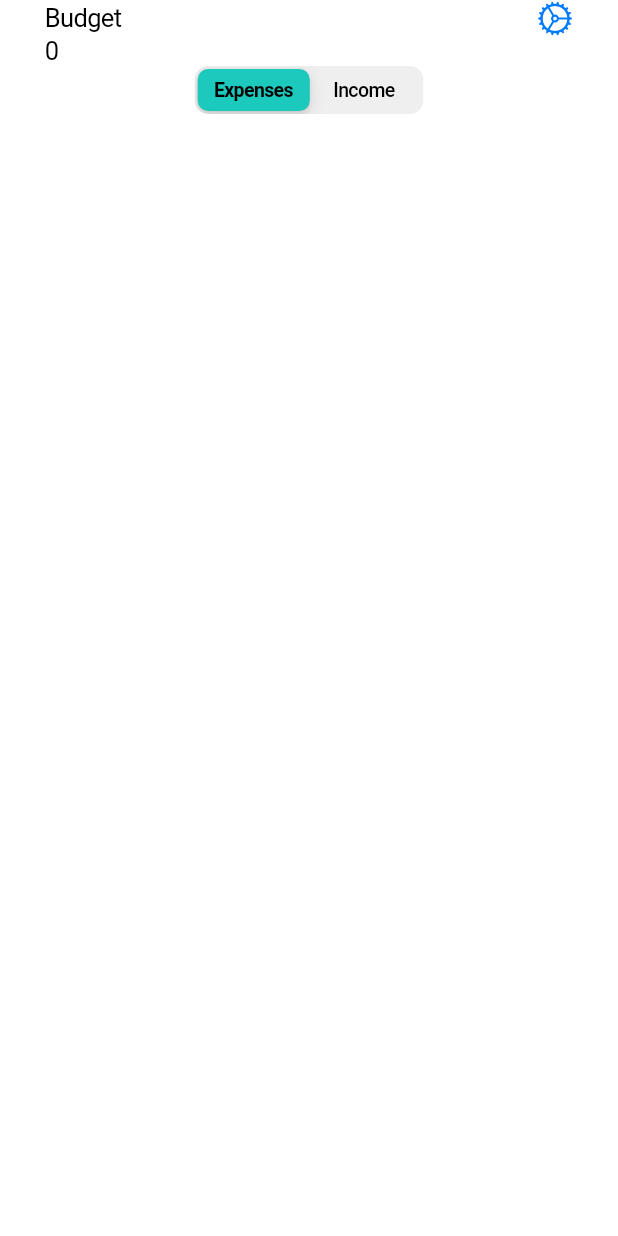
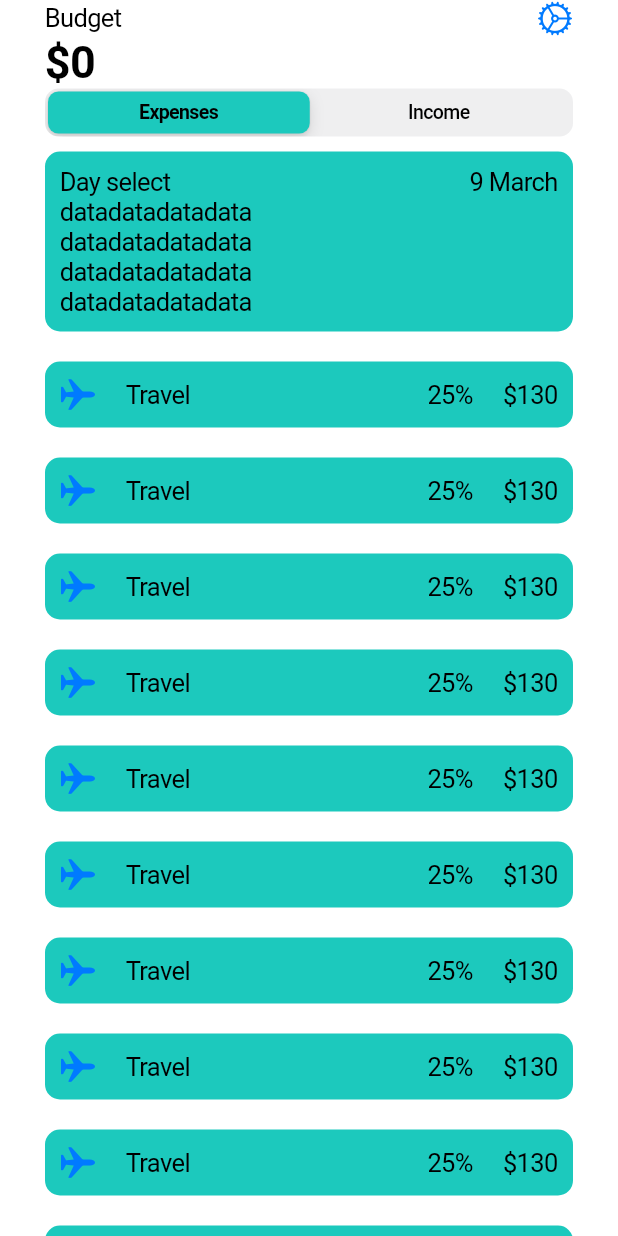
Before and after one commit to aliakseyNiaklesa/wallet, a Flutter app: the screen it shows after launch, on a phone screen of 412 x 824 dp. Run offline on Flutter 3.47's test engine with Material 3 defaults, Android fonts, the phone set to English and light mode, and no system bars; our stand-ins replace flutter_riverpod, go_router.

Commit message:
Update layout

```diff
--- /dev/null
+++ b/lib/src/features/expense_record.dart
@@ -0,0 +1,43 @@
+import 'package:flutter/cupertino.dart';
+import 'package:flutter_riverpod/flutter_riverpod.dart';
+
+class ExpenseRecord extends ConsumerWidget {
+  const ExpenseRecord({super.key});
+
+  @override
+  Widget build(BuildContext context, WidgetRef ref) {
+    return Container(
+        margin: const EdgeInsets.symmetric(vertical: 10),
+        padding: const EdgeInsets.symmetric(horizontal: 10, vertical: 10),
+        decoration: const BoxDecoration(
+            color: Color.fromARGB(255, 28, 201, 189),
+            borderRadius: BorderRadius.all(Radius.circular(10))),
+        child: const Row(
+          mainAxisAlignment: MainAxisAlignment.spaceBetween,
+          children: [
+            SizedBox(
+              child: Row(
+                children: [
+                  Padding(
+                    padding: EdgeInsets.only(right: 20),
+                    child: Icon(CupertinoIcons.airplane),
+                  ),
+                  Text('Travel')
+                ],
+              ),
+            ),
+            SizedBox(
+              child: Row(
+                children: [
+                  Text('25%'),
+                  Padding(
+                    padding: EdgeInsets.only(left: 20),
+                    child: Text('\$130'),
+                  )
+                ],
+              ),
+            )
+          ],
+        ));
+  }
+}
--- /dev/null
+++ b/lib/src/features/expenses_chart.dart
@@ -0,0 +1,38 @@
+import 'package:flutter/src/widgets/framework.dart';
+import 'package:flutter/widgets.dart';
+import 'package:flutter_riverpod/flutter_riverpod.dart';
+
+class ExpensesChart extends ConsumerWidget {
+  const ExpensesChart({super.key});
+
+  @override
+  Widget build(BuildContext context, WidgetRef ref) {
+    return Container(
+      margin: const EdgeInsets.symmetric(vertical: 10),
+      padding: const EdgeInsets.symmetric(horizontal: 10, vertical: 10),
+      decoration: BoxDecoration(
+          color: Color.fromARGB(255, 28, 201, 189),
+          borderRadius: BorderRadius.all(Radius.circular(10))),
+      child: Column(
+        children: [
+          Row(
+            mainAxisAlignment: MainAxisAlignment.spaceBetween,
+            children: [Text('Day select'), Text('9 March')],
+          ),
+          Row(
+            children: [Text('data'), Text('data'), Text('data'), Text('data')],
+          ),
+          Row(
+            children: [Text('data'), Text('data'), Text('data'), Text('data')],
+          ),
+          Row(
+            children: [Text('data'), Text('data'), Text('data'), Text('data')],
+          ),
+          Row(
+            children: [Text('data'), Text('data'), Text('data'), Text('data')],
+          )
+        ],
+      ),
+    );
+  }
+}
--- a/lib/src/features/main_header.dart
+++ b/lib/src/features/main_header.dart
@@ -20,7 +20,10 @@ class MainHeader extends ConsumerWidget {
             Icon(CupertinoIcons.settings),
           ],
         ),
-        Text('$budget'),
+        Text(
+          '\$$budget',
+          style: const TextStyle(fontWeight: FontWeight.bold, fontSize: 30),
+        ),
       ],
     );
   }
--- a/lib/src/features/way_toggle.dart
+++ b/lib/src/features/way_toggle.dart
@@ -9,19 +9,21 @@ class WayToggle extends ConsumerWidget {
   Widget build(BuildContext context, WidgetRef ref) {
     final way = ref.watch(wayProvider);
     onValueChanged(WAY? way) {
-      print(way);
       if (way != null) {
         ref.read(wayProvider.notifier).setWay(way);
       }
     }
 
-    return CupertinoSlidingSegmentedControl<WAY>(
+    return SizedBox(
+      width: double.infinity,
+      child: CupertinoSlidingSegmentedControl<WAY>(
           thumbColor: Color.fromARGB(255, 28, 201, 189),
           groupValue: way,
           children: const <WAY, Widget>{
             WAY.expense: Text('Expenses'),
             WAY.income: Text('Income'),
           },
-        onValueChanged: onValueChanged);
+          onValueChanged: onValueChanged),
+    );
   }
 }
--- a/lib/src/screens/home.dart
+++ b/lib/src/screens/home.dart
@@ -1,26 +1,34 @@
 import 'package:flutter/cupertino.dart';
-import 'package:flutter/src/widgets/framework.dart';
 import 'package:flutter_riverpod/flutter_riverpod.dart';
+import 'package:wallet/src/features/expenses_chart.dart';
 import 'package:wallet/src/features/main_header.dart';
 import 'package:wallet/src/features/way_toggle.dart';
-import 'package:wallet/src/services/expenses.dart';
+import 'package:wallet/src/services/way.dart';
+import 'package:wallet/src/widgets/Expenses.dart';
 
 class Home extends ConsumerWidget {
   const Home({super.key});
 
   @override
   Widget build(BuildContext context, WidgetRef ref) {
-    return const CupertinoPageScaffold(
+    final way = ref.watch(wayProvider);
+
+    List<Widget> HomeWidgets = [
+      ExpensesChart(),
+      Expanded(child: Expenses()),
+    ];
+
+    return CupertinoPageScaffold(
         child: Padding(
-      padding: EdgeInsets.symmetric(horizontal: 30),
+      padding: const EdgeInsets.symmetric(horizontal: 30),
       child: SafeArea(
-          child: Center(
-              child: Column(
+          child: Column(
         children: [
           MainHeader(),
           WayToggle(),
+          ...(way == WAY.expense ? HomeWidgets : [Text('2')]),
         ],
-      ))),
+      )),
     ));
   }
 }
--- a/lib/src/services/budget.dart
+++ b/lib/src/services/budget.dart
@@ -1,5 +1,6 @@
 import 'package:flutter_riverpod/flutter_riverpod.dart';
 
+// TODO: should be object and could User profile ???
 class Budget extends StateNotifier<int> {
   Budget() : super(0);
 
--- /dev/null
+++ b/lib/src/widgets/Expenses.dart
@@ -0,0 +1,50 @@
+import 'package:flutter/src/widgets/framework.dart';
+import 'package:flutter/widgets.dart';
+import 'package:flutter_riverpod/flutter_riverpod.dart';
+import 'package:wallet/src/features/expense_record.dart';
+
+class Expenses extends ConsumerWidget {
+  const Expenses({super.key});
+
+  @override
+  Widget build(BuildContext context, WidgetRef ref) {
+    return ListView(
+      // shrinkWrap: true,
+      children: [
+        ExpenseRecord(),
+        ExpenseRecord(),
+        ExpenseRecord(),
+        ExpenseRecord(),
+        ExpenseRecord(),
+        ExpenseRecord(),
+        ExpenseRecord(),
+        ExpenseRecord(),
+        ExpenseRecord(),
+        ExpenseRecord(),
+        ExpenseRecord(),
+        ExpenseRecord(),
+        ExpenseRecord(),
+        ExpenseRecord(),
+        ExpenseRecord(),
+        ExpenseRecord(),
+      ],
+    );
+
+    // return Column(
+    //   children: [
+    //     ExpensesChart(),
+    //     ExpenseRecord(),
+    //     ExpenseRecord(),
+    //     ExpenseRecord(),
+    //     ExpenseRecord(),
+    //     ExpenseRecord(),
+    //     ExpenseRecord(),
+    //     ExpenseRecord(),
+    //     ExpenseRecord(),
+    //     ExpenseRecord(),
+    //     ExpenseRecord(),
+    //     ExpenseRecord(),
+    //   ],
+    // );
+  }
+}
```
Lines whose indentation alone changed are shown as unchanged.
